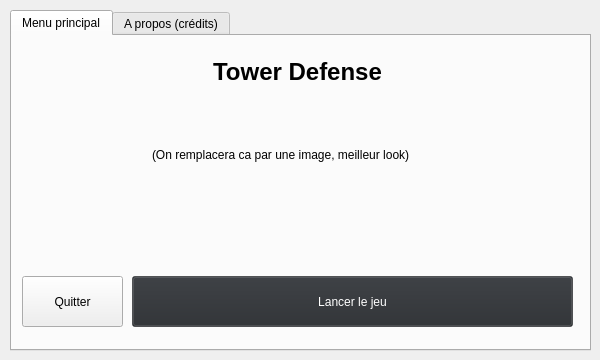
Old version of the form ui_launcher.ui in the repository luigiday/tower-defense.
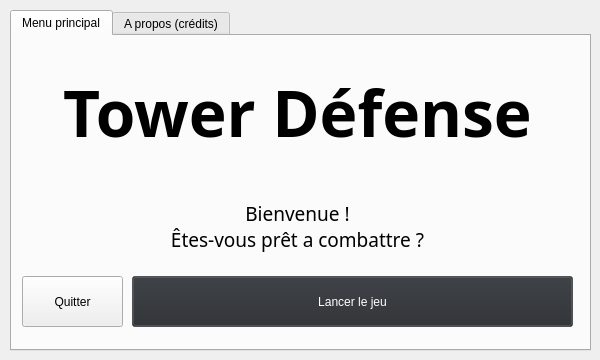
New version of the form.

Commit message: la popup de perte marche vraiment

```diff
--- a/ui_launcher.ui
+++ b/ui_launcher.ui
@@ -591,17 +591,18 @@
         <x>10</x>
         <y>10</y>
         <width>551</width>
-        <height>51</height>
+        <height>131</height>
        </rect>
       </property>
       <property name="font">
        <font>
-        <pointsize>18</pointsize>
+        <family>Space Grotesk</family>
+        <pointsize>48</pointsize>
         <bold>true</bold>
        </font>
       </property>
       <property name="text">
-       <string>Tower Defense</string>
+       <string>Tower Défense</string>
       </property>
       <property name="textFormat">
        <enum>Qt::TextFormat::AutoText</enum>
@@ -616,14 +617,24 @@
      <widget class="QLabel" name="label">
       <property name="geometry">
        <rect>
-        <x>140</x>
-        <y>110</y>
-        <width>301</width>
-        <height>18</height>
+        <x>10</x>
+        <y>160</y>
+        <width>551</width>
+        <height>61</height>
        </rect>
       </property>
+      <property name="font">
+       <font>
+        <family>Space Grotesk</family>
+        <pointsize>14</pointsize>
+       </font>
+      </property>
       <property name="text">
-       <string>(On remplacera ca par une image, meilleur look)</string>
+       <string>Bienvenue !
+Êtes-vous prêt a combattre ?</string>
+      </property>
+      <property name="alignment">
+       <set>Qt::AlignmentFlag::AlignCenter</set>
       </property>
       <property name="textInteractionFlags">
        <set>Qt::TextInteractionFlag::NoTextInteraction</set>
```
The commit also changes 2 other files.
